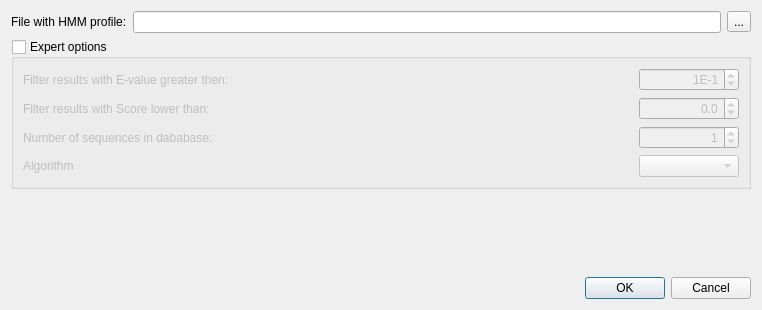
Qt form src/plugins_3rdparty/hmm2/src/u_search/ui/HMMSearchDialog.ui (violethaze74/ugene) before a commit.
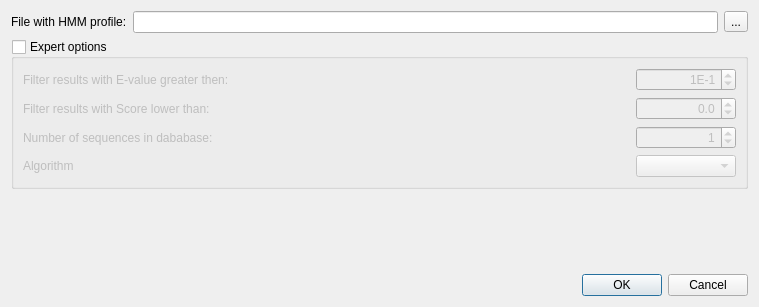
The same form after that commit.

The edit to the form file:
```diff
--- a/src/plugins_3rdparty/hmm2/src/u_search/ui/HMMSearchDialog.ui
+++ b/src/plugins_3rdparty/hmm2/src/u_search/ui/HMMSearchDialog.ui
@@ -9,8 +9,8 @@
    <rect>
     <x>0</x>
     <y>0</y>
-    <width>762</width>
-    <height>310</height>
+    <width>759</width>
+    <height>307</height>
    </rect>
   </property>
   <property name="sizePolicy">
@@ -19,18 +19,18 @@
     <verstretch>0</verstretch>
    </sizepolicy>
   </property>
-  <property name="minimumSize">
-   <size>
-    <width>500</width>
-    <height>222</height>
-   </size>
-  </property>
   <property name="windowTitle">
    <string>HMM Search</string>
   </property>
   <layout class="QVBoxLayout" name="verticalLayout">
+   <property name="sizeConstraint">
+    <enum>QLayout::SetMinAndMaxSize</enum>
+   </property>
    <item>
     <layout class="QHBoxLayout" name="horizontalLayout_2">
+     <property name="sizeConstraint">
+      <enum>QLayout::SetMinAndMaxSize</enum>
+     </property>
      <item>
       <widget class="QLabel" name="label">
        <property name="text">
@@ -68,6 +68,9 @@
       <bool>false</bool>
      </property>
      <layout class="QGridLayout" name="gridLayout">
+      <property name="sizeConstraint">
+       <enum>QLayout::SetMinAndMaxSize</enum>
+      </property>
       <item row="0" column="0">
        <widget class="QLabel" name="label_5">
         <property name="toolTip">
@@ -284,21 +287,11 @@
      </layout>
     </widget>
    </item>
-   <item>
-    <spacer name="verticalSpacer">
-     <property name="orientation">
-      <enum>Qt::Vertical</enum>
-     </property>
-     <property name="sizeHint" stdset="0">
-      <size>
-       <width>20</width>
-       <height>3</height>
-      </size>
-     </property>
-    </spacer>
-   </item>
    <item>
     <layout class="QHBoxLayout" name="horizontalLayout">
+     <property name="sizeConstraint">
+      <enum>QLayout::SetMinAndMaxSize</enum>
+     </property>
      <item>
       <widget class="QLabel" name="statusLabel">
        <property name="text">
```
